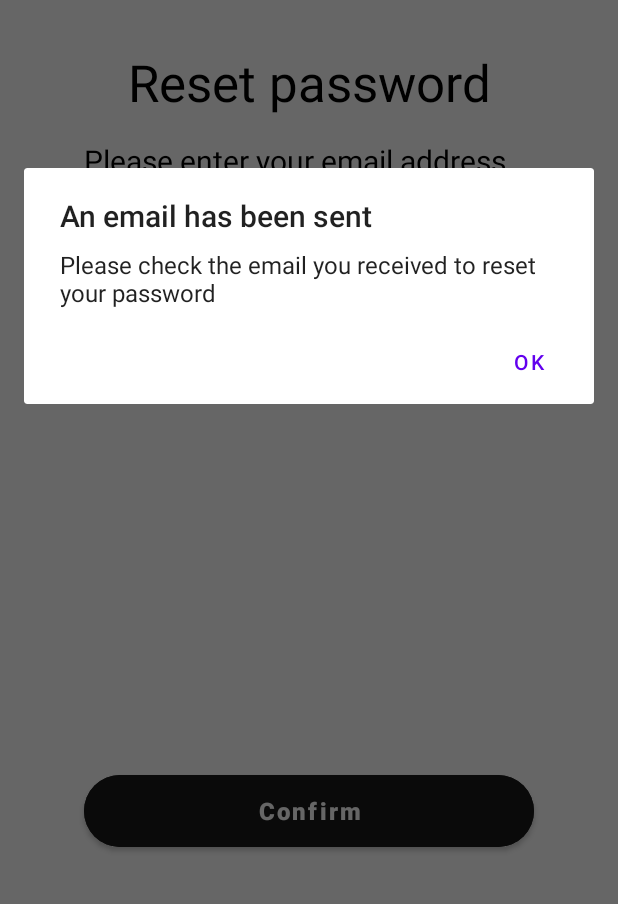
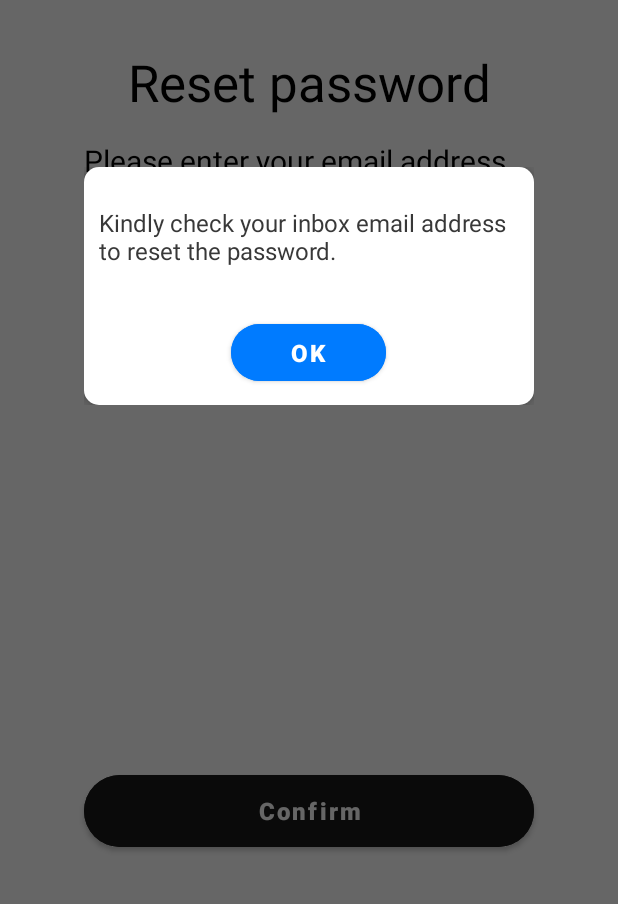
Before and after one commit to edmundlzen/nahcs, an Android app: the UserResetPassword screen opened directly, with no data from a screen before it, after a tap on "Confirm", on a phone screen of 412 x 824 dp, the part 332-1236 px from its top. Run offline under Robolectric (Android 15) with nearby library versions, the phone set to English and light mode, and no system bars; our stand-ins replace CircleImageView.

Commit message:
changes changes

```diff
--- /dev/null
+++ b/app/src/main/java/com/nachs/nutritionandhealthcaremanagementsystem/CustomDialog.kt
@@ -0,0 +1,65 @@
+// Custom Dialog Class
+
+package com.nachs.nutritionandhealthcaremanagementsystem
+
+import android.app.Dialog
+import android.content.Context
+import android.os.Bundle
+import android.view.View
+import android.view.Window
+import android.widget.Button
+import android.widget.ImageButton
+import android.widget.LinearLayout.LayoutParams
+import android.widget.TextView
+
+class CustomDialog(context: Context) : Dialog(context) {
+    private var text: String? = null
+    private var callback: (() -> Unit)? = null
+    private var cancellable: Boolean = true
+
+    fun setText(text: String?) {
+        this.text = text
+    }
+
+    fun setCallback(callback: (() -> Unit)?) {
+        this.callback = callback
+    }
+
+    fun setCancellable(cancellable: Boolean) {
+        this.cancellable = cancellable
+    }
+
+    override fun onCreate(savedInstanceState: Bundle?) {
+        super.onCreate(savedInstanceState)
+        requestWindowFeature(Window.FEATURE_NO_TITLE)
+        setContentView(R.layout.custom_dialog)
+        window?.setBackgroundDrawableResource(android.R.color.transparent)
+        setCancelable(cancellable)
+        val dialogText = findViewById<TextView>(R.id.tvDialogText)
+
+        dialogText.text = text
+        val okButton = findViewById<Button>(R.id.btnOk)
+        okButton.setOnClickListener {
+            callback?.invoke()
+            dismiss()
+        }
+
+        val closeButton = findViewById<ImageButton>(R.id.ibClose)
+        if (cancellable) {
+            closeButton.setOnClickListener {
+                dismiss()
+            }
+        } else {
+            closeButton.visibility = View.GONE
+            val layoutParams =
+                dialogText.layoutParams as LayoutParams
+            layoutParams.topMargin = dpToPx(16)
+            dialogText.layoutParams = layoutParams
+        }
+    }
+
+    fun dpToPx(dp: Int): Int {
+        val scale = context.resources.displayMetrics.density
+        return (dp * scale + 0.5f).toInt()
+    }
+}
--- a/app/src/main/java/com/nachs/nutritionandhealthcaremanagementsystem/UserResetPassword.kt
+++ b/app/src/main/java/com/nachs/nutritionandhealthcaremanagementsystem/UserResetPassword.kt
@@ -1,13 +1,8 @@
 package com.nachs.nutritionandhealthcaremanagementsystem
 
-import android.app.ActivityOptions
-import android.app.AlertDialog
-import android.content.Intent
-import android.graphics.Paint
-import androidx.appcompat.app.AppCompatActivity
 import android.os.Bundle
 import android.view.View
-import android.widget.TextView
+import androidx.appcompat.app.AppCompatActivity
 
 class UserResetPassword : AppCompatActivity() {
     override fun onCreate(savedInstanceState: Bundle?) {
@@ -20,14 +15,10 @@ class UserResetPassword : AppCompatActivity() {
     }
 
     fun onClickConfirmButton(view: View) {
-        val builder: AlertDialog.Builder = AlertDialog.Builder(this)
-        builder.setTitle("An email has been sent")
-        builder.setMessage("Please check the email you received to reset your password")
-        builder.setPositiveButton("OK") { dialog, which ->
-            val intent = Intent(this, UserLogin::class.java)
-            val options = ActivityOptions.makeCustomAnimation(this, R.anim.slide_in_left, R.anim.slide_out_right)
-            startActivity(intent, options.toBundle())
-        }
+        val builder: CustomDialog = CustomDialog(this)
+        builder.setText("Kindly check your inbox email address to reset the password.")
+        builder.setCancellable(false)
+        builder.setCallback { onBackPressed() }
         builder.show()
     }
 }
--- a/app/src/main/java/com/nachs/nutritionandhealthcaremanagementsystem/UserTypeSelection.kt
+++ b/app/src/main/java/com/nachs/nutritionandhealthcaremanagementsystem/UserTypeSelection.kt
@@ -12,9 +12,10 @@ class UserTypeSelection : AppCompatActivity() {
         setContentView(R.layout.activity_user_type_selection)
 
         val userIsLoggedIn =
-            applicationContext.getSharedPreferences("prefs", MODE_PRIVATE).getString("username", "")
+            applicationContext.getSharedPreferences("prefs", MODE_PRIVATE)
+                .getBoolean("loggedIn", false)
 
-        if (userIsLoggedIn != "") {
+        if (userIsLoggedIn) {
             val intent = Intent(this, Home::class.java)
             startActivity(intent)
         }
--- /dev/null
+++ b/app/src/main/res/drawable/custom_dialog_bg.xml
@@ -0,0 +1,4 @@
+<shape xmlns:android="http://schemas.android.com/apk/res/android">
+    <solid android:color="@android:color/white" />
+    <corners android:radius="10dp" />
+</shape>
--- /dev/null
+++ b/app/src/main/res/drawable/ic_baseline_clear_24.xml
@@ -0,0 +1,5 @@
+<vector android:height="24dp" android:tint="#000000"
+    android:viewportHeight="24" android:viewportWidth="24"
+    android:width="24dp" xmlns:android="http://schemas.android.com/apk/res/android">
+    <path android:fillColor="@android:color/white" android:pathData="M19,6.41L17.59,5 12,10.59 6.41,5 5,6.41 10.59,12 5,17.59 6.41,19 12,13.41 17.59,19 19,17.59 13.41,12z"/>
+</vector>
--- a/app/src/main/res/layout/activity_member_settings.xml
+++ b/app/src/main/res/layout/activity_member_settings.xml
@@ -331,6 +331,7 @@
             android:layout_height="60dp"
             android:layout_marginBottom="32dp"
             android:backgroundTint="#FF003D"
+            android:onClick="onClickLogoutButton"
             android:text="Log out"
             android:textAllCaps="false"
             android:textSize="16sp"
--- a/app/src/main/res/layout/activity_nutritionist_settings.xml
+++ b/app/src/main/res/layout/activity_nutritionist_settings.xml
@@ -415,6 +415,7 @@
             android:layout_marginTop="32dp"
             android:layout_marginBottom="32dp"
             android:backgroundTint="#FF003D"
+            android:onClick="onClickLogoutButton"
             android:text="Log out"
             android:textAllCaps="false"
             android:textSize="16sp"
--- a/app/src/main/res/layout/activity_user_login.xml
+++ b/app/src/main/res/layout/activity_user_login.xml
@@ -12,6 +12,7 @@
         android:layout_height="60dp"
         android:layout_marginTop="32dp"
         android:backgroundTint="#515931"
+        android:onClick="onClickLoginButton"
         android:text="Log In"
         android:textAllCaps="false"
         android:textSize="16sp"
--- a/app/src/main/res/layout/activity_user_signup.xml
+++ b/app/src/main/res/layout/activity_user_signup.xml
@@ -16,6 +16,7 @@
             android:layout_height="60dp"
             android:layout_marginTop="72dp"
             android:backgroundTint="#007BFF"
+            android:onClick="onClickSignupButton"
             android:text="Create an account"
             android:textAllCaps="false"
             android:textSize="16sp"
--- /dev/null
+++ b/app/src/main/res/layout/custom_dialog.xml
@@ -0,0 +1,44 @@
+<?xml version="1.0" encoding="utf-8"?>
+<LinearLayout xmlns:android="http://schemas.android.com/apk/res/android"
+    xmlns:app="http://schemas.android.com/apk/res-auto"
+    xmlns:tools="http://schemas.android.com/tools"
+    android:layout_width="300dp"
+    android:layout_height="wrap_content"
+    android:background="@drawable/custom_dialog_bg"
+    android:elevation="5dp"
+    android:orientation="vertical"
+    android:padding="10dp"
+    tools:context=".CustomDialog">
+
+    <ImageButton
+        android:id="@+id/ibClose"
+        android:layout_width="wrap_content"
+        android:layout_height="wrap_content"
+        android:layout_gravity="end"
+        android:background="?attr/selectableItemBackgroundBorderless"
+        android:src="@drawable/ic_baseline_clear_24" />
+
+    <TextView
+        android:id="@+id/tvDialogText"
+        android:layout_width="wrap_content"
+        android:layout_height="wrap_content"
+        android:layout_gravity="center"
+        android:text="This is the dialogue text"
+        android:textColor="#383838"
+        android:textSize="16sp" />
+
+    <Button
+        android:id="@+id/btnOk"
+        android:layout_width="wrap_content"
+        android:layout_height="50dp"
+        android:layout_gravity="center"
+        android:layout_marginTop="32dp"
+        android:backgroundTint="#007bff"
+        android:paddingHorizontal="40dp"
+        android:text="OK"
+        android:textAllCaps="false"
+        android:textSize="16sp"
+        android:textStyle="bold"
+        app:cornerRadius="30dp" />
+
+</LinearLayout>
```
Also changed, not shown: app/src/main/java/com/nachs/nutritionandhealthcaremanagementsystem/MemberSettings.kt (+9 -0 lines), app/src/main/java/com/nachs/nutritionandhealthcaremanagementsystem/NutritionistSettings.kt (+9 -0 lines), app/src/main/java/com/nachs/nutritionandhealthcaremanagementsystem/UserLogin.kt (+10 -2 lines), app/src/main/java/com/nachs/nutritionandhealthcaremanagementsystem/UserSignup.kt (+11 -3 lines).
